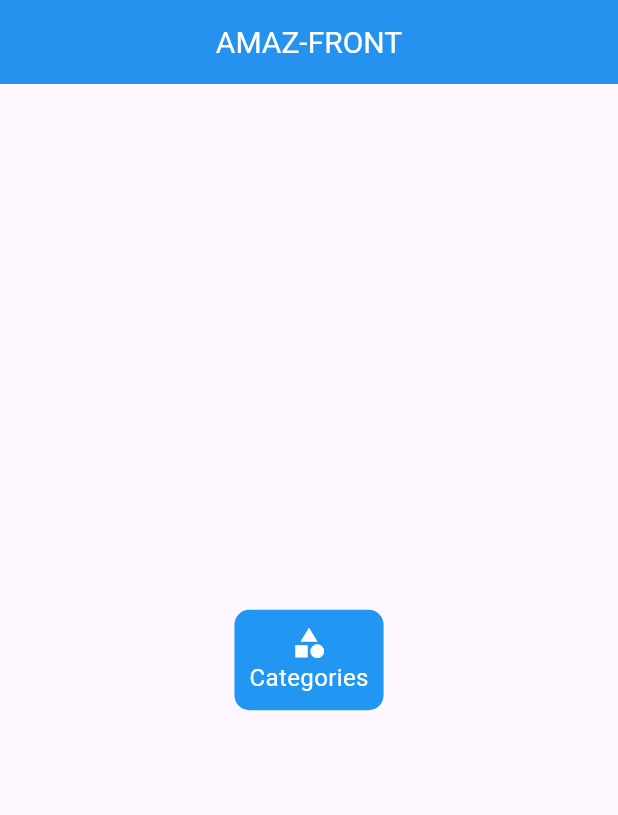
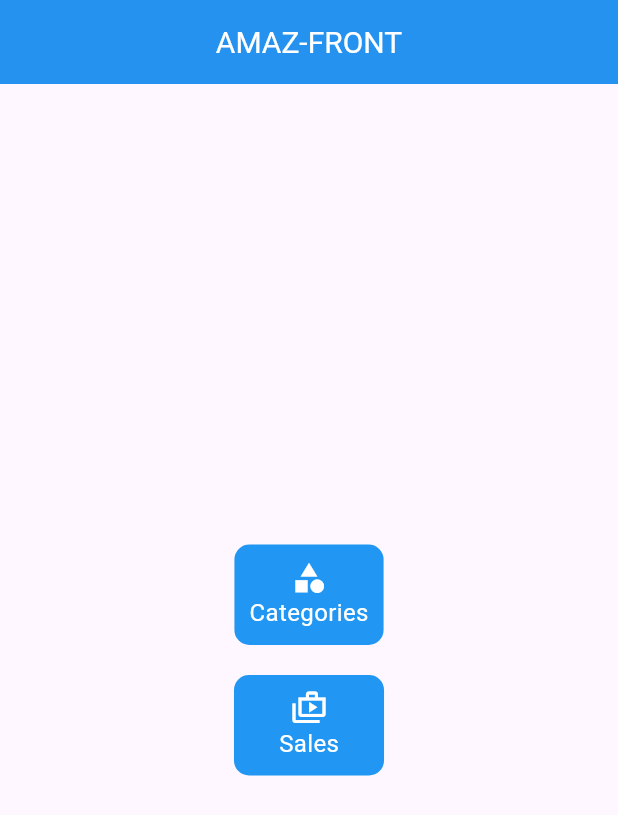
Before and after one commit to hamRS/amazfront, a Flutter app: the screen it shows after launch, on a phone screen of 412 x 824 dp. Shown: the top 815 px of the screen. Run offline on Flutter 3.47's test engine with Material 3 defaults, Android fonts, the light colour scheme and no system bars; our stand-ins replace bloc, equatable, flutter_bloc, sqflite; accounts and stored records are empty.

```diff
--- a/lib/core/routes/navigation_helper.dart
+++ b/lib/core/routes/navigation_helper.dart
@@ -1,10 +1,12 @@
 import 'package:amazfront/features/categories/presentation/screen/category_screen.dart';
 import 'package:amazfront/features/home/presentation/screens/home_screen.dart';
+import 'package:amazfront/features/sales/presentation/screens/sales_screen.dart';
 import 'package:flutter/material.dart';
 
 class NavigationHelper {
   static Map<String, Widget Function(BuildContext)> routes = {
     AmazFrontHomeScreen.routeName: (context) => const AmazFrontHomeScreen(),
     CategoryScreen.routeName: (context) => const CategoryScreen(),
+    SalesScreen.routeName: (context) => const SalesScreen(),
   };
 }
--- a/lib/features/home/presentation/screens/home_screen.dart
+++ b/lib/features/home/presentation/screens/home_screen.dart
@@ -1,4 +1,5 @@
 import 'package:amazfront/features/categories/presentation/widget/category_button_widget.dart';
+import 'package:amazfront/features/sales/presentation/widget/sales_button_widget.dart';
 import 'package:flutter/material.dart';
 
 class AmazFrontHomeScreen extends StatelessWidget {
@@ -29,6 +30,10 @@ class AmazFrontHomeScreen extends StatelessWidget {
           mainAxisAlignment: MainAxisAlignment.center,
           children: [
             CategoryButtonWidget(),
+            SizedBox(
+              height: 20,
+            ),
+            SalesButtonWidget(),
           ],
         ),
       ),
--- /dev/null
+++ b/lib/features/sales/presentation/widget/sales_button_widget.dart
@@ -0,0 +1,45 @@
+import 'package:amazfront/features/sales/presentation/screens/sales_screen.dart';
+import 'package:flutter/material.dart';
+
+class SalesButtonWidget extends StatelessWidget {
+  const SalesButtonWidget({super.key});
+
+  @override
+  Widget build(BuildContext context) {
+    return GestureDetector(
+      onTap: () {
+        Navigator.of(context).pushNamed(
+          SalesScreen.routeName,
+        );
+      },
+      child: Container(
+        decoration: BoxDecoration(
+          color: Colors.blue,
+          borderRadius: BorderRadius.circular(10),
+        ),
+        child: const Padding(
+          padding: EdgeInsets.symmetric(
+            horizontal: 30,
+            vertical: 10,
+          ),
+          child: Column(
+            children: [
+              Icon(
+                Icons.shop_2_outlined,
+                color: Colors.white,
+              ),
+              Text(
+                'Sales',
+                style: TextStyle(
+                  color: Colors.white,
+                  fontWeight: FontWeight.w400,
+                  fontSize: 16,
+                ),
+              ),
+            ],
+          ),
+        ),
+      ),
+    );
+  }
+}
```
Also changed, not shown: lib/features/sales/presentation/screens/sales_screen.dart (added, +35 -0 lines), lib/features/sales/presentation/widget/sales_product_card_widget.dart (added, +66 -0 lines).
